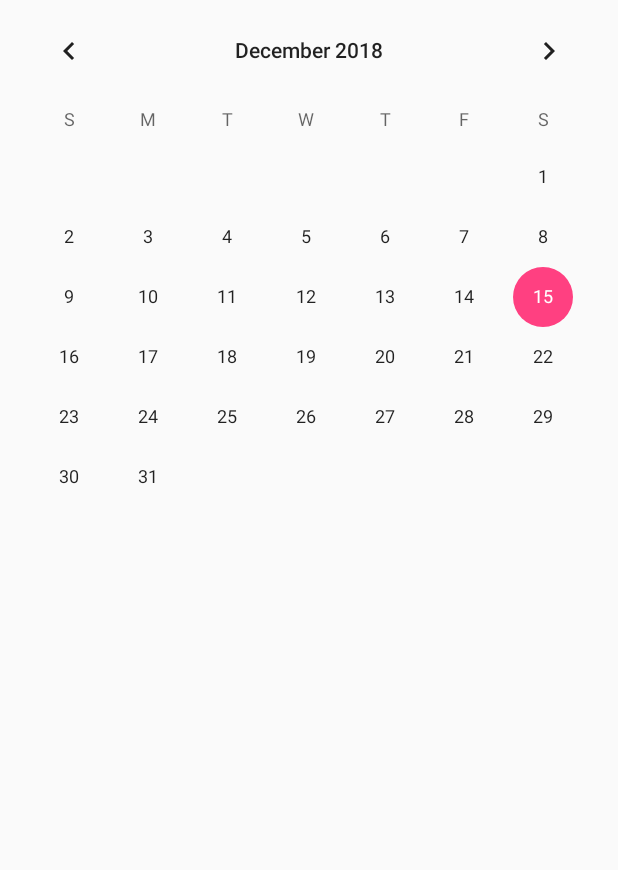
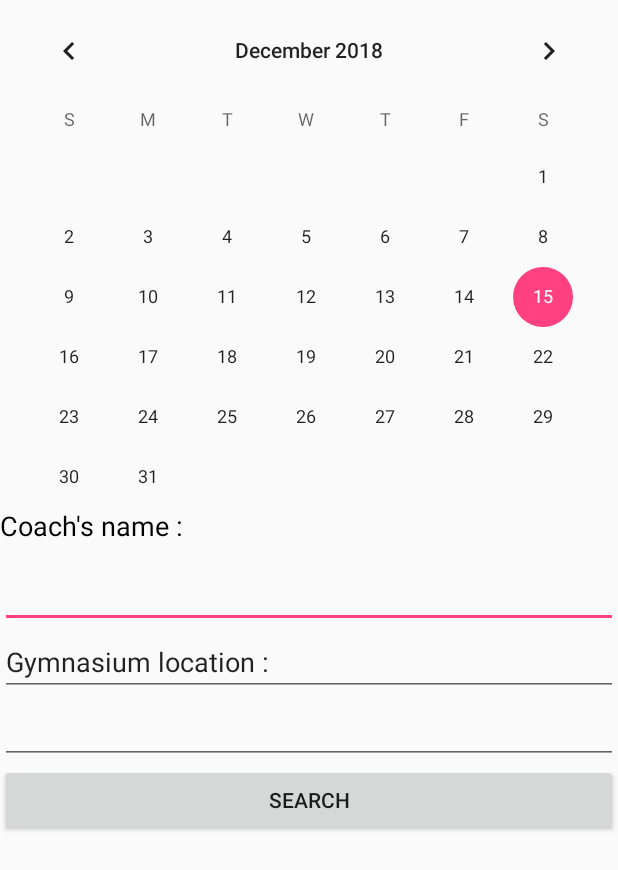
Before and after one commit to Valent1Poisson/EmbeddedSystem2, an Android app: the CalendarActivity screen opened directly, with no data from a screen before it, on a phone screen of 412 x 824 dp. Shown: the top 870 px of the screen. Run offline under Robolectric (Android 15) with nearby library versions, the phone set to English and light mode, and no system bars.

```diff
--- a/app/build.gradle
+++ b/app/build.gradle
@@ -20,6 +20,8 @@ android {
 }
 
 dependencies {
+
+    //implementation 'com.facebook.android:facebook-android-sdk:[4,5)'
     compile fileTree(dir: 'libs', include: ['*.jar'])
     androidTestCompile('com.android.support.test.espresso:espresso-core:2.2.2', {
         exclude group: 'com.android.support', module: 'support-annotations'
--- a/app/src/main/AndroidManifest.xml
+++ b/app/src/main/AndroidManifest.xml
@@ -44,6 +44,7 @@
         <activity android:name=".TrainingActivity" />
         <activity android:name=".TrainerActivity" />
         <activity android:name=".ChatActivity" />
+        <activity android:name=".VideoActivity" />
         <activity
             android:name=".dummy.Navigation"
             android:label="@string/title_activity_navigation"></activity>
--- a/app/src/main/java/com/example/valentinpoisson/embeddedsystem/HomeActivity.java
+++ b/app/src/main/java/com/example/valentinpoisson/embeddedsystem/HomeActivity.java
@@ -25,10 +25,6 @@ public class HomeActivity extends AppCompatActivity {
         startActivity(new Intent(HomeActivity.this, CalendarActivity.class));
     }
 
-    public void ChatActivity(View v){
-        startActivity(new Intent(HomeActivity.this, ChatActivity.class));
-    }
-
     public void LogOutActivity(View v){
         startActivity(new Intent(HomeActivity.this, LoginActivity.class));
         finish();
--- a/app/src/main/res/layout/activity_calendar.xml
+++ b/app/src/main/res/layout/activity_calendar.xml
@@ -7,11 +7,57 @@
     <CalendarView
         android:id="@+id/calendarView"
         android:layout_width="match_parent"
+        android:layout_height="wrap_content" />
+
+    <LinearLayout
+        android:layout_width="match_parent"
         android:layout_height="wrap_content"
-        android:layout_weight="0.05" />
+        android:orientation="vertical">
 
-    <ListView
+        <TextView
+            android:id="@+id/Coach"
+            android:layout_width="match_parent"
+            android:layout_height="35dp"
+            android:fontFamily="sans-serif"
+            android:text="Coach's name :"
+            android:textAppearance="@style/TextAppearance.AppCompat.Medium"
+            android:textColor="@android:color/black" />
+
+        <EditText
+            android:id="@+id/Coach2"
+            android:layout_width="match_parent"
+            android:layout_height="wrap_content"
+            android:ems="10"
+            android:inputType="textPersonName" />
+    </LinearLayout>
+
+    <LinearLayout
         android:layout_width="match_parent"
-        android:layout_height="220dp"
-        android:layout_weight="0.51" />
+        android:layout_height="wrap_content"
+        android:orientation="vertical">
+
+        <EditText
+            android:id="@+id/Gym"
+            android:layout_width="match_parent"
+            android:layout_height="wrap_content"
+            android:ems="10"
+            android:fontFamily="sans-serif"
+            android:inputType="textPersonName"
+            android:text="Gymnasium location :"
+            android:textAppearance="@style/TextAppearance.AppCompat.Medium" />
+
+        <EditText
+            android:id="@+id/Gym2"
+            android:layout_width="match_parent"
+            android:layout_height="wrap_content"
+            android:ems="10"
+            android:inputType="textPersonName" />
+    </LinearLayout>
+
+    <Button
+        android:id="@+id/search"
+        android:layout_width="match_parent"
+        android:layout_height="wrap_content"
+        android:text="Search" />
+
 </LinearLayout>
--- a/app/src/main/res/layout/activity_trainer.xml
+++ b/app/src/main/res/layout/activity_trainer.xml
@@ -5,6 +5,7 @@
     android:orientation="vertical">
 
     <ListView
+        android:id="@+id/ListCoach"
         android:layout_width="match_parent"
         android:layout_height="match_parent" />
 </LinearLayout>
--- a/build.gradle
+++ b/build.gradle
@@ -3,6 +3,7 @@
 buildscript {
     repositories {
         jcenter()
+        //mavenCentral()
     }
     dependencies {
         classpath 'com.android.tools.build:gradle:2.3.3'
```
Also changed, not shown: app/src/main/java/com/example/valentinpoisson/embeddedsystem/TrainerActivity.java (+38 -0 lines), app/src/main/java/com/example/valentinpoisson/embeddedsystem/TrainingActivity.java (+34 -10 lines), app/src/main/java/com/example/valentinpoisson/embeddedsystem/VideoActivity.java (added, +41 -0 lines), app/src/main/res/layout/activity_home.xml (+1 -10 lines), app/src/main/res/layout/activity_training.xml (+8 -11 lines), app/src/main/res/layout/activity_video.xml (added, +15 -0 lines).
